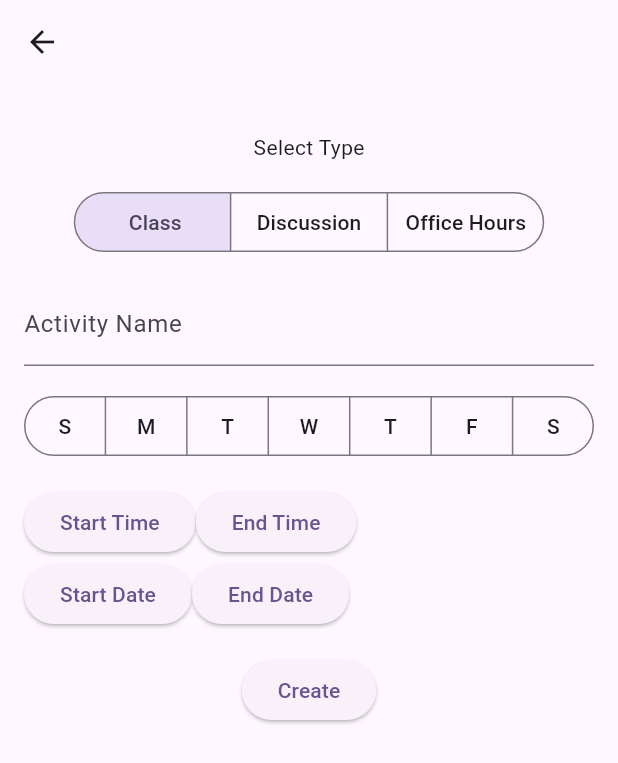
After one commit to kolasara/UF-ISI-Project, a Flutter app: the ActionPage screen opened directly, on a phone screen of 412 x 824 dp. The commit adds this screen. Shown: the top 763 px of the screen. Run offline on Flutter 3.47's test engine with Material 3 defaults, Android fonts, the phone set to English and light mode, and no system bars; our stand-ins replace cloud_firestore, firebase_auth, firebase_core, table_calendar; accounts and stored records are empty.

Commit message:
added proper class creation menu

```diff
--- /dev/null
+++ b/app/lib/ss_add_schedule.dart
@@ -0,0 +1,211 @@
+import 'package:flutter/material.dart';
+import 'navigation.dart';
+
+// Todo and add class functionallity
+
+class ActionPage extends StatefulWidget {
+  @override
+  Action createState() => Action();
+}
+
+class Action extends State<ActionPage> {
+  TextEditingController classController = TextEditingController();
+
+  List<bool> isSelected = List.generate(7, (_) => false);
+  List<String> days = ["S", "M", "T", "W", "T", "F", "S"];
+
+  TimeOfDay _startTime = TimeOfDay.now();
+  TimeOfDay _endTime = TimeOfDay.now();
+
+  DateTime _startDate = DateTime.now();
+  DateTime _endDate = DateTime.now();
+
+  // start time picker
+  Future<void> _selectStartTime(BuildContext context) async {
+    final TimeOfDay? picked = await showTimePicker(
+        context: context,
+        initialTime: _startTime
+    );
+    if (picked != null && picked != _startTime) {
+      setState(() {
+        _startTime = picked;
+      });
+    }
+  }
+
+  // end time picker
+  Future<void> _selectEndTime(BuildContext context) async {
+    final TimeOfDay? picked = await showTimePicker(
+        context: context,
+        initialTime: _endTime
+    );
+    if (picked != null && picked != _endTime) {
+      setState(() {
+        _endTime = picked;
+      });
+    }
+  }
+
+  // start date picker
+  Future<void> _selectStartDate(BuildContext context) async {
+    final DateTime? picked = await showDatePicker(
+        context: context,
+        initialDate: _startDate,
+        firstDate: DateTime(2000),
+        lastDate: DateTime(2101)
+    );
+    if (picked != null && picked != _startDate) {
+      setState(() {
+        _startDate = picked;
+      });
+    }
+  }
+
+  // end date picker
+  Future<void> _selectEndDate(BuildContext context) async {
+    final DateTime? picked = await showDatePicker(
+        context: context,
+        initialDate: _endDate,
+        firstDate: DateTime(2000),
+        lastDate: DateTime(2101)
+    );
+    if (picked != null && picked != _endDate) {
+      setState(() {
+        _endDate = picked;
+      });
+    }
+  }
+
+
+  @override
+  Widget build(BuildContext context) {
+    return Scaffold(
+      appBar: AppBar(),
+      body: Padding(
+        padding: EdgeInsets.all(16),
+          child: Column(
+            children: [
+              SizedBox(height: 16),
+              Text('Select Type'),
+              SizedBox(height: 16),
+              TypeSelector(),
+              SizedBox(height: 16),
+              TextField(
+                controller: classController,
+                decoration: InputDecoration(labelText: 'Activity Name'),
+              ),
+              SizedBox(height: 16),
+              DateSelector(),
+              // time
+              SizedBox(height: 16),
+              Row(
+                children: <Widget>[
+                  ElevatedButton(
+                      onPressed: () => _selectStartTime(context),
+                      child: Text("Start Time")
+                  ),
+                  SizedBox(height: 16),
+                  ElevatedButton(
+                      onPressed: () => _selectEndTime(context),
+                      child: Text("End Time")
+                  ),
+                ],
+              ),
+              // date
+              Row(
+                children: <Widget>[
+                  ElevatedButton(
+                      onPressed: () => _selectStartDate(context),
+                      child: Text("Start Date")
+                  ),
+                  SizedBox(height: 16),
+                  ElevatedButton(
+                      onPressed: () => _selectEndDate(context),
+                      child: Text("End Date")
+                  ),
+                ],
+              ),
+              SizedBox(height: 16),
+              ElevatedButton(
+                onPressed: (){
+                  Navigator.pop(context);
+                },
+                child: Text('Create'),
+              )
+            ],
+          )
+        )
+    );
+  }
+}
+
+// Type selector
+enum Type {Class, Disscussion, Office}
+
+// Type selector Widget
+class TypeSelector extends StatefulWidget {
+
+  @override
+  State<TypeSelector> createState() => _TypeSelect();
+}
+
+class _TypeSelect extends State<TypeSelector> {
+  Set<Type> selection = <Type>{Type.Class};
+
+  @override
+  Widget build(BuildContext context) {
+    return SegmentedButton(
+      segments: const <ButtonSegment<Type>>[
+        ButtonSegment(value: Type.Class, label: Text('Class')),
+        ButtonSegment(value: Type.Disscussion, label: Text('Discussion')),
+        ButtonSegment(value: Type.Office, label: Text('Office Hours')),
+      ],
+      selected: selection,
+      onSelectionChanged: (Set<Type> newSelection) {
+        setState(() {
+          selection = newSelection;
+        });
+      },
+      selectedIcon: Container(),
+    );
+  }
+}
+
+
+// Days selector
+enum Days {Sunday, Monday, Tuesday, Wednsday, Thursday, Friday, Saturday}
+
+// Days selector Widget
+class DateSelector extends StatefulWidget {
+
+  @override
+  State<DateSelector> createState() => _DateSelect();
+}
+
+class _DateSelect extends State<DateSelector> {
+  Set<Days> selection = <Days>{};
+
+  @override
+  Widget build(BuildContext context) {
+    return SegmentedButton(
+        segments: const <ButtonSegment<Days>>[
+          ButtonSegment(value: Days.Sunday, label: Text('S')),
+          ButtonSegment(value: Days.Monday, label: Text('M')),
+          ButtonSegment(value: Days.Tuesday, label: Text('T')),
+          ButtonSegment(value: Days.Wednsday, label: Text('W')),
+          ButtonSegment(value: Days.Thursday, label: Text('T')),
+          ButtonSegment(value: Days.Friday, label: Text('F')),
+          ButtonSegment(value: Days.Saturday, label: Text('S')),
+        ],
+        selected: selection,
+      onSelectionChanged: (Set<Days> newSelection) {
+          setState(() {
+            selection = newSelection;
+          });
+      },
+      multiSelectionEnabled: true,
+      emptySelectionAllowed: true,
+      selectedIcon: Container(),
+    );
+  }
+}
--- a/app/lib/ss_profile.dart
+++ b/app/lib/ss_profile.dart
@@ -27,7 +27,9 @@ class ProfilePageState extends State<ProfilePage> {
     final email = userService.email ?? "No Email";
     final name = userService.name ?? "User's Name";
 
-    return Padding(
+    return Scaffold(
+      appBar: buildAppBar('Profile'),
+      body: Padding(
         padding: const EdgeInsets.all(16.0),
         child: Center(
           child: Column(
@@ -61,6 +63,7 @@ class ProfilePageState extends State<ProfilePage> {
             ],
           ),
         ),
+      ),
     );
   }
 }
--- a/app/lib/study_sync_home_page.dart
+++ b/app/lib/study_sync_home_page.dart
@@ -1,7 +1,7 @@
 import 'package:flutter/material.dart';
 import 'package:table_calendar/table_calendar.dart';
 import 'package:cloud_firestore/cloud_firestore.dart';
-import 'search_field.dart';
+import 'ss_search.dart';
 import 'profile.dart';
 import 'user_service.dart';
 import 'navigation.dart';
```
Also changed, not shown: app/lib/ss_framework.dart (+8 -17 lines), app/lib/ss_home.dart (+26 -79 lines), app/lib/ss_search.dart (renamed from app/lib/search_field.dart), app/lib/ss_todo.dart (deleted).
